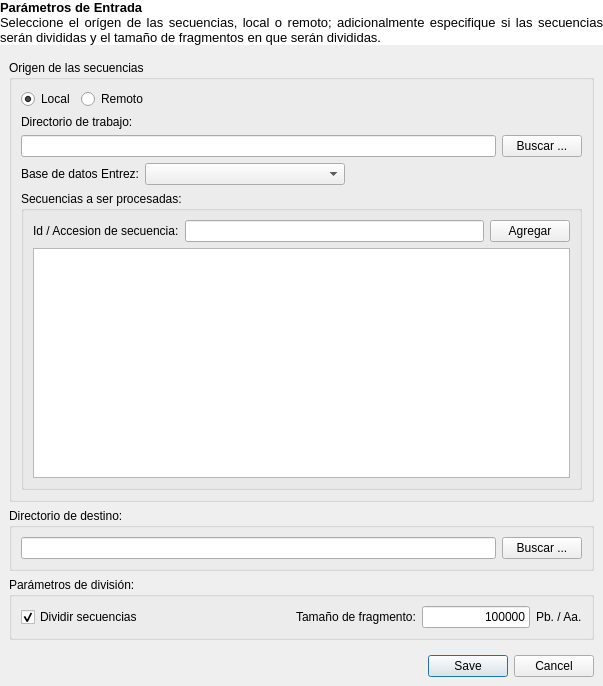
First picture: the form in src/gui/PreprocessingScriptParametersForm.ui, repository hspitia/GenomAMf, before the edit.
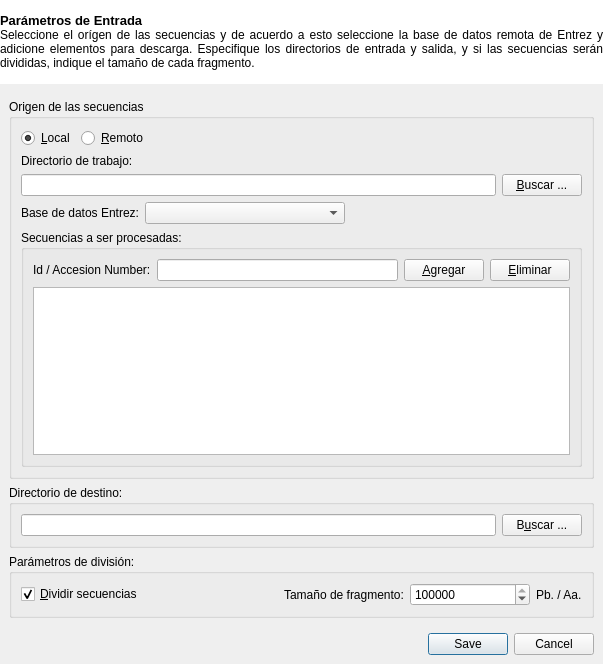
Second picture: the form after the edit. Icons and pictures are not drawn.

Commit message: Implementada creación de scripts

The edit to the form file:
```diff
--- a/src/gui/PreprocessingScriptParametersForm.ui
+++ b/src/gui/PreprocessingScriptParametersForm.ui
@@ -7,7 +7,7 @@
     <x>0</x>
     <y>0</y>
     <width>603</width>
-    <height>686</height>
+    <height>664</height>
    </rect>
   </property>
   <property name="minimumSize">
@@ -29,6 +29,12 @@
    </property>
    <item row="0" column="0">
     <widget class="QLabel" name="instructionsLabel">
+     <property name="minimumSize">
+      <size>
+       <width>0</width>
+       <height>84</height>
+      </size>
+     </property>
      <property name="styleSheet">
       <string notr="true">QFrame {background-color: white;}</string>
      </property>
@@ -36,9 +42,9 @@
       <string>&lt;!DOCTYPE HTML PUBLIC &quot;-//W3C//DTD HTML 4.0//EN&quot; &quot;http://www.w3.org/TR/REC-html40/strict.dtd&quot;&gt;
 &lt;html&gt;&lt;head&gt;&lt;meta name=&quot;qrichtext&quot; content=&quot;1&quot; /&gt;&lt;style type=&quot;text/css&quot;&gt;
 p, li { white-space: pre-wrap; }
-&lt;/style&gt;&lt;/head&gt;&lt;body style=&quot; font-family:'Sans'; font-size:10pt; font-weight:400; font-style:normal;&quot;&gt;
-&lt;p style=&quot; margin-top:0px; margin-bottom:0px; margin-left:0px; margin-right:0px; -qt-block-indent:0; text-indent:0px;&quot;&gt;&lt;span style=&quot; font-weight:600;&quot;&gt;Parámetros de Entrada&lt;/span&gt;&lt;/p&gt;
-&lt;p style=&quot; margin-top:0px; margin-bottom:0px; margin-left:0px; margin-right:0px; -qt-block-indent:0; text-indent:0px;&quot;&gt;Seleccione el orígen de las secuencias, local o remoto; adicionalmente especifique si las secuencias serán divididas y el tamaño de fragmentos en que serán divididas.&lt;/p&gt;&lt;/body&gt;&lt;/html&gt;</string>
+&lt;/style&gt;&lt;/head&gt;&lt;body style=&quot; font-family:'Sans Serif'; font-size:10pt; font-weight:400; font-style:normal;&quot;&gt;
+&lt;p style=&quot; margin-top:0px; margin-bottom:0px; margin-left:0px; margin-right:0px; -qt-block-indent:0; text-indent:0px;&quot;&gt;&lt;span style=&quot; font-family:'Sans'; font-weight:600;&quot;&gt;Parámetros de Entrada&lt;/span&gt;&lt;/p&gt;
+&lt;p style=&quot; margin-top:0px; margin-bottom:0px; margin-left:0px; margin-right:0px; -qt-block-indent:0; text-indent:0px;&quot;&gt;&lt;span style=&quot; font-family:'Sans'; font-size:9pt;&quot;&gt;Seleccione el orígen de las secuencias y de acuerdo a esto seleccione la base de datos remota de Entrez y adicione elementos para descarga. Especifique los directorios de entrada y salida, y si las secuencias serán divididas, indique el tamaño de cada fragmento.&lt;/span&gt;&lt;/p&gt;&lt;/body&gt;&lt;/html&gt;</string>
      </property>
      <property name="alignment">
       <set>Qt::AlignJustify|Qt::AlignVCenter</set>
@@ -73,7 +79,7 @@
           <item>
            <widget class="QRadioButton" name="localRadioButton">
             <property name="text">
-             <string>Local</string>
+             <string>&amp;Local</string>
             </property>
             <property name="checked">
              <bool>true</bool>
@@ -83,7 +89,7 @@
           <item>
            <widget class="QRadioButton" name="remoteRadioButton">
             <property name="text">
-             <string>Remoto</string>
+             <string>&amp;Remoto</string>
             </property>
            </widget>
           </item>
@@ -117,7 +123,7 @@
           <item row="1" column="1">
            <widget class="QPushButton" name="findInputDirPushButton">
             <property name="text">
-             <string>Buscar ...</string>
+             <string>&amp;Buscar ...</string>
             </property>
            </widget>
           </item>
@@ -173,21 +179,28 @@
           </property>
           <layout class="QGridLayout" name="gridLayout_13">
            <item row="0" column="0">
-            <layout class="QGridLayout" name="gridLayout_14" columnminimumwidth="0,1,0">
+            <layout class="QGridLayout" name="gridLayout_14">
              <item row="0" column="0">
               <widget class="QLabel" name="idSequenceLabel">
                <property name="text">
-                <string>Id / Accesion de secuencia:</string>
+                <string>Id / Accesion Number:</string>
                </property>
               </widget>
              </item>
-             <item row="0" column="1">
-              <widget class="QLineEdit" name="squenceIdLineEdit"/>
-             </item>
              <item row="0" column="2">
               <widget class="QPushButton" name="addSequencePushButton">
                <property name="text">
-                <string>Agregar</string>
+                <string>&amp;Agregar</string>
+               </property>
+              </widget>
+             </item>
+             <item row="0" column="1">
+              <widget class="QLineEdit" name="sequenceIdLineEdit"/>
+             </item>
+             <item row="0" column="3">
+              <widget class="QPushButton" name="removeSequencePushButton">
+               <property name="text">
+                <string>&amp;Eliminar</string>
                </property>
               </widget>
              </item>
@@ -201,6 +214,21 @@
                <height>120</height>
               </size>
              </property>
+             <property name="selectionMode">
+              <enum>QAbstractItemView::SingleSelection</enum>
+             </property>
+             <property name="selectionBehavior">
+              <enum>QAbstractItemView::SelectRows</enum>
+             </property>
+             <attribute name="horizontalHeaderStretchLastSection">
+              <bool>true</bool>
+             </attribute>
+             <attribute name="verticalHeaderDefaultSectionSize">
+              <number>24</number>
+             </attribute>
+             <attribute name="verticalHeaderStretchLastSection">
+              <bool>false</bool>
+             </attribute>
             </widget>
            </item>
           </layout>
@@ -229,7 +257,7 @@
           <item row="0" column="1">
            <widget class="QPushButton" name="findOutputDirPushButton_2">
             <property name="text">
-             <string>Buscar ...</string>
+             <string>B&amp;uscar ...</string>
             </property>
            </widget>
           </item>
@@ -255,7 +283,7 @@
           <item row="0" column="0">
            <widget class="QCheckBox" name="fragmentCheckBox">
             <property name="text">
-             <string>Dividir secuencias</string>
+             <string>&amp;Dividir secuencias</string>
             </property>
             <property name="checked">
              <bool>true</bool>
@@ -269,31 +297,6 @@
             </property>
            </widget>
           </item>
-          <item row="0" column="3">
-           <widget class="QLineEdit" name="fragmentSizeLineEdit">
-            <property name="sizePolicy">
-             <sizepolicy hsizetype="Minimum" vsizetype="Fixed">
-              <horstretch>0</horstretch>
-              <verstretch>0</verstretch>
-             </sizepolicy>
-            </property>
-            <property name="minimumSize">
-             <size>
-              <width>60</width>
-              <height>0</height>
-             </size>
-            </property>
-            <property name="text">
-             <string>100000</string>
-            </property>
-            <property name="maxLength">
-             <number>10000000</number>
-            </property>
-            <property name="alignment">
-             <set>Qt::AlignRight|Qt::AlignTrailing|Qt::AlignVCenter</set>
-            </property>
-           </widget>
-          </item>
           <item row="0" column="4">
            <widget class="QLabel" name="fragmentUnitsLabel">
             <property name="sizePolicy">
@@ -320,6 +323,28 @@
             </property>
            </spacer>
           </item>
+          <item row="0" column="3">
+           <widget class="QSpinBox" name="fragmentSizeSpinBox">
+            <property name="minimumSize">
+             <size>
+              <width>120</width>
+              <height>0</height>
+             </size>
+            </property>
+            <property name="minimum">
+             <number>10</number>
+            </property>
+            <property name="maximum">
+             <number>99000000</number>
+            </property>
+            <property name="singleStep">
+             <number>100000</number>
+            </property>
+            <property name="value">
+             <number>100000</number>
+            </property>
+           </widget>
+          </item>
          </layout>
         </item>
        </layout>
```
Left out of the diff: 32 changed lines with no effect on the pictures. The commit also changes 12 other files.
